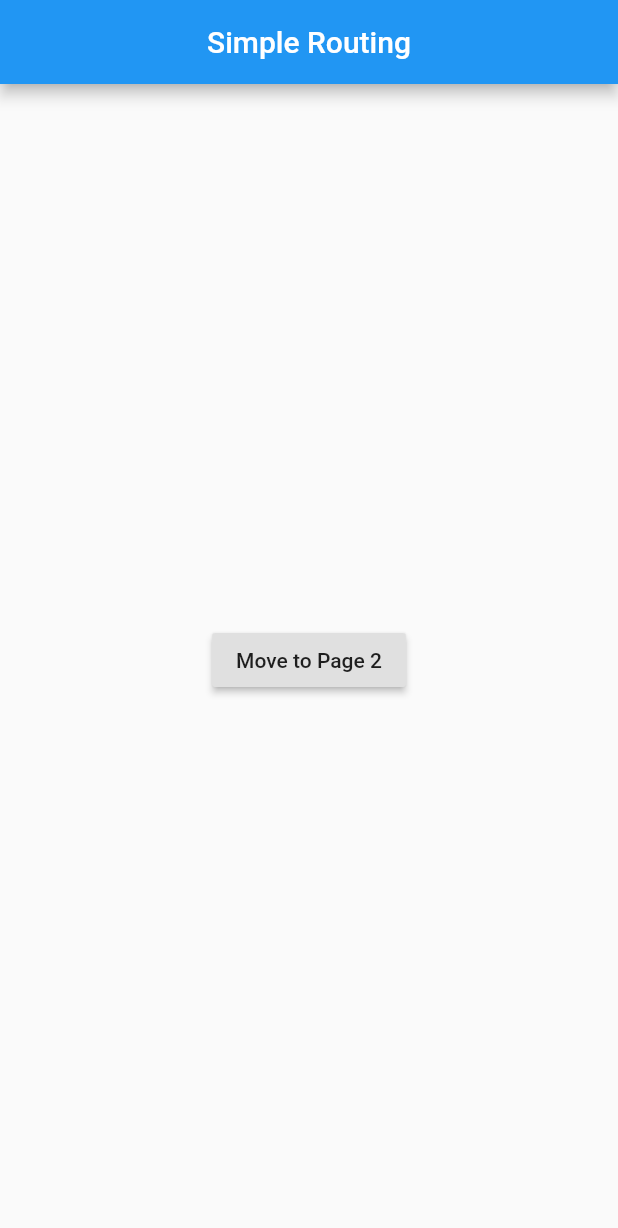
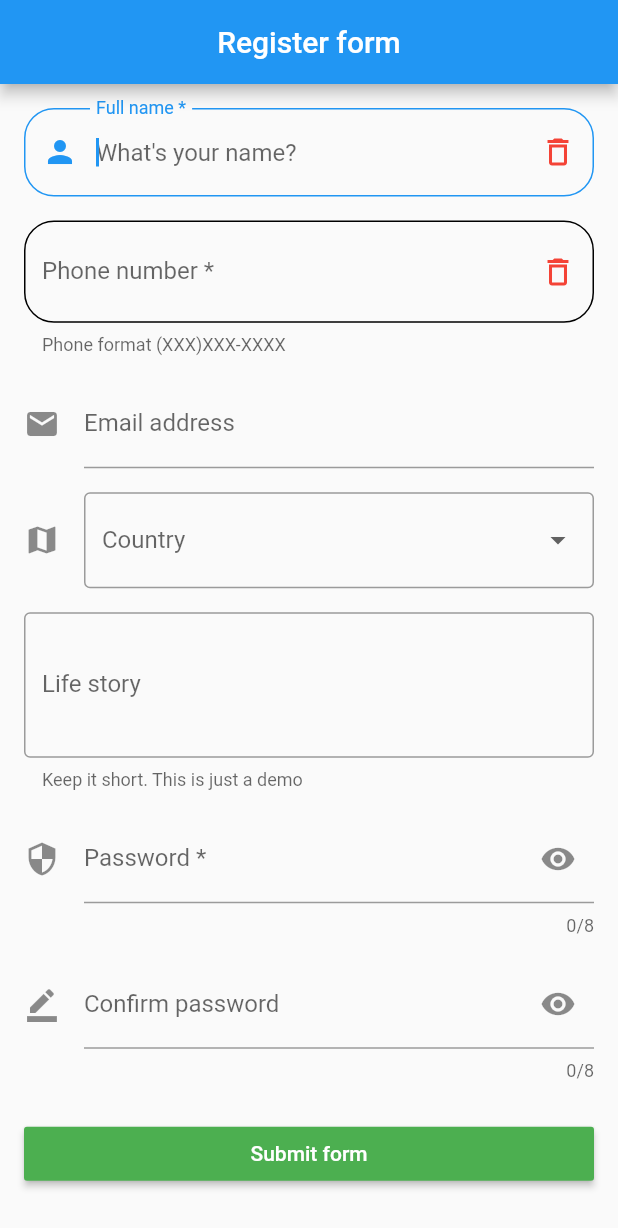
Before and after one commit to artyomefimov/LearnFlutterCourse, a Flutter app: the screen it shows after launch, on a phone screen of 412 x 824 dp. Shown: the top 1228 px of the screen. Run offline on Flutter 3.47's test engine with Material 2 defaults, Android fonts, the phone set to English and light mode, and no system bars.

Commit message:
5 раздел

```diff
--- a/lib/main.dart
+++ b/lib/main.dart
@@ -1,5 +1,4 @@
 import 'package:flutter/material.dart';
-import 'package:flutter_trainee_education/part3/home_weather_forecast_detail.dart';
-import 'package:flutter_trainee_education/part4/simple_and_named_routing.dart';
+import 'package:flutter_trainee_education/part5/form.dart';
 
-void main() => runApp(SimpleRouting());
+void main() => runApp(FormExample());
--- /dev/null
+++ b/lib/part5/form.dart
@@ -0,0 +1,336 @@
+import 'package:flutter/cupertino.dart';
+import 'package:flutter/material.dart';
+import 'package:flutter/services.dart';
+import 'package:flutter_trainee_education/part5/user.dart';
+import 'package:flutter_trainee_education/part5/user_info_page.dart';
+
+class FormExample extends StatelessWidget {
+  @override
+  Widget build(BuildContext context) {
+    return MaterialApp(home: RegisterFormPage());
+  }
+}
+
+class RegisterFormPage extends StatefulWidget {
+  @override
+  _RegisterFormPageState createState() => _RegisterFormPageState();
+}
+
+class _RegisterFormPageState extends State<RegisterFormPage> {
+  final _formKey = GlobalKey<FormState>();
+  final _scaffoldKey = GlobalKey<ScaffoldState>();
+
+  bool _hidePass = true;
+  final _nameController = TextEditingController();
+  final _phoneController = TextEditingController();
+  final _emailController = TextEditingController();
+  final _storyController = TextEditingController();
+  final _passController = TextEditingController();
+
+  List<String> _countries = ["Russia", "Ukraine", "Germany", "France"];
+  String _selectedCountry;
+
+  final _nameFocus = FocusNode();
+  final _phoneFocus = FocusNode();
+  final _passwordFocus = FocusNode();
+
+  User newUser = User();
+
+  @override
+  void dispose() {
+    _nameController.dispose();
+    _phoneController.dispose();
+    _emailController.dispose();
+    _storyController.dispose();
+    _passController.dispose();
+    _nameFocus.dispose();
+    _phoneFocus.dispose();
+    _passwordFocus.dispose();
+    super.dispose();
+  }
+
+  @override
+  Widget build(BuildContext context) {
+    return Scaffold(
+      key: _scaffoldKey,
+      appBar: AppBar(
+        title: Text("Register form"),
+        centerTitle: true,
+      ),
+      body: Form(
+        key: _formKey,
+        child: ListView(
+          padding: EdgeInsets.all(16),
+          children: <Widget>[
+            TextFormField(
+              focusNode: _nameFocus,
+              autofocus: true,
+              onFieldSubmitted: (_) {
+                _fieldFocusChange(context, _nameFocus, _phoneFocus);
+              },
+              controller: _nameController,
+              decoration: InputDecoration(
+                labelText: "Full name *",
+                hintText: "What's your name?",
+                prefixIcon: Icon(Icons.person),
+                suffixIcon: GestureDetector(
+                  child: Icon(
+                    Icons.delete_outline,
+                    color: Colors.red,
+                  ),
+                  onTap: () {
+                    _nameController.clear();
+                  },
+                ),
+                enabledBorder: OutlineInputBorder(
+                    borderRadius: BorderRadius.all(Radius.circular(20)),
+                    borderSide: BorderSide(color: Colors.black, width: 1)),
+                focusedBorder: OutlineInputBorder(
+                    borderRadius: BorderRadius.all(Radius.circular(20)),
+                    borderSide: BorderSide(color: Colors.blue, width: 1)),
+              ),
+              keyboardType: TextInputType.text,
+              validator: _validateName,
+              onSaved: (value) => newUser.name = value,
+            ),
+            SizedBox(
+              height: 16,
+            ),
+            TextFormField(
+              focusNode: _phoneFocus,
+              onFieldSubmitted: (_) {
+                _fieldFocusChange(context, _phoneFocus, _passwordFocus);
+              },
+              controller: _phoneController,
+              decoration: InputDecoration(
+                labelText: "Phone number *",
+                hintText: "How can we reach you?",
+                helperText: "Phone format (XXX)XXX-XXXX",
+                // helperStyle: TextStyle(
+                //   backgroundColor: Colors.blue,
+                //   color: Colors.white
+                // ),
+                prefix: Icon(Icons.call),
+                suffixIcon: GestureDetector(
+                  child: Icon(
+                    Icons.delete_outline,
+                    color: Colors.red,
+                  ),
+                  onLongPress: () {
+                    _phoneController.clear();
+                  },
+                ),
+                enabledBorder: OutlineInputBorder(
+                    borderRadius: BorderRadius.all(Radius.circular(20)),
+                    borderSide: BorderSide(color: Colors.black, width: 1)),
+                focusedBorder: OutlineInputBorder(
+                    borderRadius: BorderRadius.all(Radius.circular(20)),
+                    borderSide: BorderSide(color: Colors.blue, width: 1)),
+              ),
+              keyboardType: TextInputType.phone,
+              inputFormatters: [
+                WhitelistingTextInputFormatter(RegExp(r"^[()\d -]{1,15}"))
+              ],
+              validator: (value) =>
+              _validatePhoneNumber(value) ? null : "Phone incorrect",
+              onSaved: (value) => newUser.phone = value,
+            ),
+            SizedBox(
+              height: 16,
+            ),
+            TextFormField(
+              controller: _emailController,
+              decoration: InputDecoration(
+                  labelText: "Email address",
+                  hintText: "Enter email address",
+                  icon: Icon(Icons.mail)),
+              keyboardType: TextInputType.emailAddress,
+              onSaved: (value) => newUser.email = value,
+            ),
+            SizedBox(
+              height: 16,
+            ),
+            DropdownButtonFormField(
+              decoration: InputDecoration(
+                  border: OutlineInputBorder(),
+                  icon: Icon(Icons.map),
+                  labelText: "Country"),
+              items: _countries.map((e) {
+                return DropdownMenuItem(
+                  child: Text(e),
+                  value: e,
+                );
+              }).toList(),
+              onChanged: (data) {
+                print(data);
+                setState(() {
+                  _selectedCountry = data;
+                  newUser.country = data;
+                });
+              },
+              value: _selectedCountry,
+              validator: (val) {
+                return val == null ? "Select country" : null;
+              },
+            ),
+            SizedBox(
+              height: 16,
+            ),
+            TextFormField(
+              controller: _storyController,
+              decoration: InputDecoration(
+                  labelText: "Life story",
+                  hintText: "Tell us about yourself",
+                  helperText: "Keep it short. This is just a demo",
+                  border: OutlineInputBorder()),
+              maxLines: 3,
+              inputFormatters: [LengthLimitingTextInputFormatter(100)],
+              onSaved: (value) => newUser.story = value,
+            ),
+            SizedBox(
+              height: 16,
+            ),
+            TextFormField(
+              controller: _passController,
+              obscureText: _hidePass,
+              focusNode: _passwordFocus,
+              decoration: InputDecoration(
+                  labelText: "Password *",
+                  hintText: "Enter password",
+                  suffixIcon: IconButton(
+                    icon: Icon(
+                        _hidePass ? Icons.visibility : Icons.visibility_off),
+                    onPressed: () {
+                      setState(() {
+                        _hidePass = !_hidePass;
+                      });
+                    },
+                  ),
+                  icon: Icon(Icons.security)),
+              maxLength: 8,
+              onSaved: (value) => newUser.name = value,
+            ),
+            SizedBox(
+              height: 16,
+            ),
+            TextFormField(
+              obscureText: _hidePass,
+              decoration: InputDecoration(
+                  labelText: "Confirm password",
+                  hintText: "Confirm password",
+                  suffixIcon: IconButton(
+                    icon: Icon(
+                        _hidePass ? Icons.visibility : Icons.visibility_off),
+                    onPressed: () {
+                      setState(() {
+                        _hidePass = !_hidePass;
+                      });
+                    },
+                  ),
+                  icon: Icon(Icons.border_color)),
+              maxLength: 8,
+            ),
+            SizedBox(
+              height: 24,
+            ),
+            RaisedButton(
+              onPressed: _submitForm,
+              color: Colors.green,
+              child: Text(
+                "Submit form",
+                style: TextStyle(color: Colors.white),
+              ),
+            )
+          ],
+        ),
+      ),
+    );
+  }
+
+  void _submitForm() {
+    print("Name ${_nameController.text}");
+
+    if (_formKey.currentState.validate()) {
+      print("Form is valid");
+      _formKey.currentState.save();
+      _showDialog(_nameController.text);
+    } else {
+      _showMessage(message: "Form is not valid");
+    }
+  }
+
+  String _validateName(String value) {
+    final _nameExp = RegExp("[A-Za-z]+");
+    if (value.isEmpty) {
+      return "Name is required";
+    } else if (!_nameExp.hasMatch(value)) {
+      return "Please enter chars";
+    } else {
+      return null;
+    }
+  }
+
+  bool _validatePhoneNumber(String value) {
+    final _phoneExp = RegExp(r'^\(\d\d\d\)\d\d\d\-\d\d\d\d$');
+    return _phoneExp.hasMatch(value);
+  }
+
+  void _fieldFocusChange(BuildContext context, FocusNode current,
+      FocusNode next) {
+    current.unfocus();
+    FocusScope.of(context).requestFocus(next);
+  }
+
+  void _showMessage({String message}) {
+    _scaffoldKey.currentState.showSnackBar(SnackBar(
+      backgroundColor: Colors.red,
+      duration: Duration(seconds: 3),
+      content: Text(
+        message,
+        style: TextStyle(
+            color: Colors.black,
+            fontWeight: FontWeight.w600,
+            fontSize: 18
+        ),
+      ),
+    ));
+  }
+
+  void _showDialog(String name) {
+    showDialog(
+        context: context,
+        builder: (context) {
+          return AlertDialog(
+            title: Text(
+              "Registration successful",
+              style: TextStyle(
+                  color: Colors.green
+              ),
+            ),
+            content: Text(
+              "$name is now verified",
+              style: TextStyle(
+                  fontWeight: FontWeight.w700,
+                  fontSize: 18
+              ),
+            ),
+            actions: <Widget>[
+              FlatButton(
+                onPressed: () {
+                  Navigator.pop(context);
+                  Navigator.push(context, MaterialPageRoute(builder: (context) => UserInfoPage(userInfo: newUser)));
+                },
+                child: Text(
+                  "Verified",
+                  style: TextStyle(
+                      color: Colors.green,
+                      fontSize: 18
+                  ),
+                ),
+              )
+            ],
+          );
+        }
+    );
+  }
+}
--- /dev/null
+++ b/lib/part5/user.dart
@@ -0,0 +1,7 @@
+class User {
+  String name;
+  String phone;
+  String email;
+  String country;
+  String story;
+}
```
Also changed, not shown: lib/part5/user_info_page.dart (added, +56 -0 lines).
